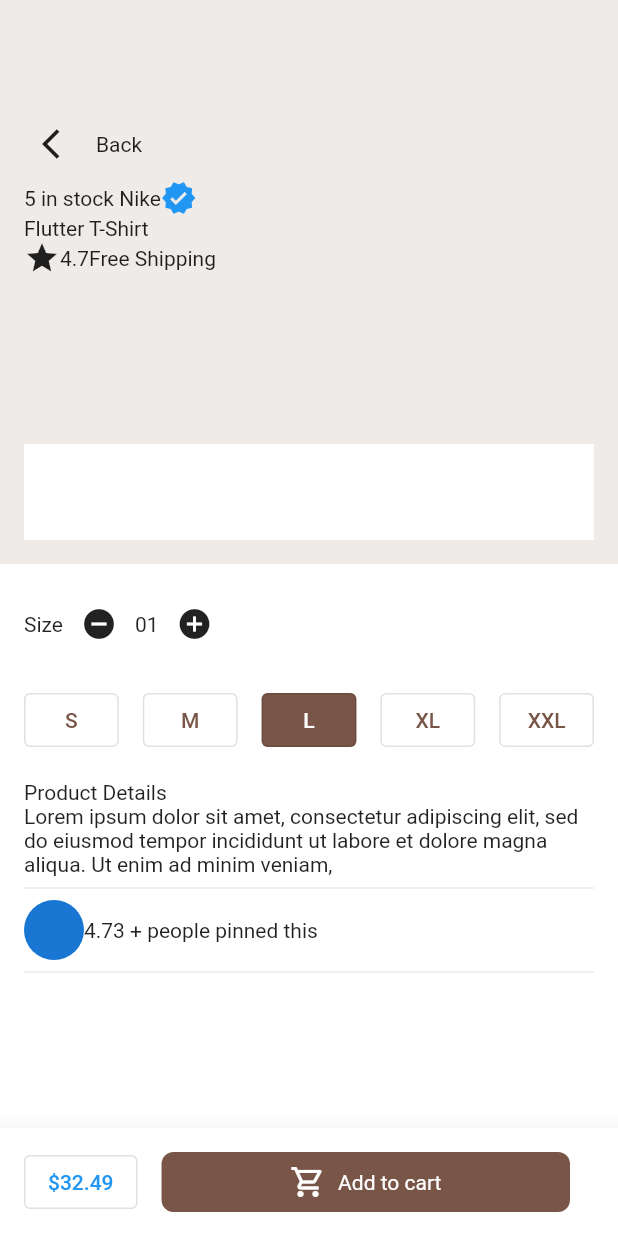
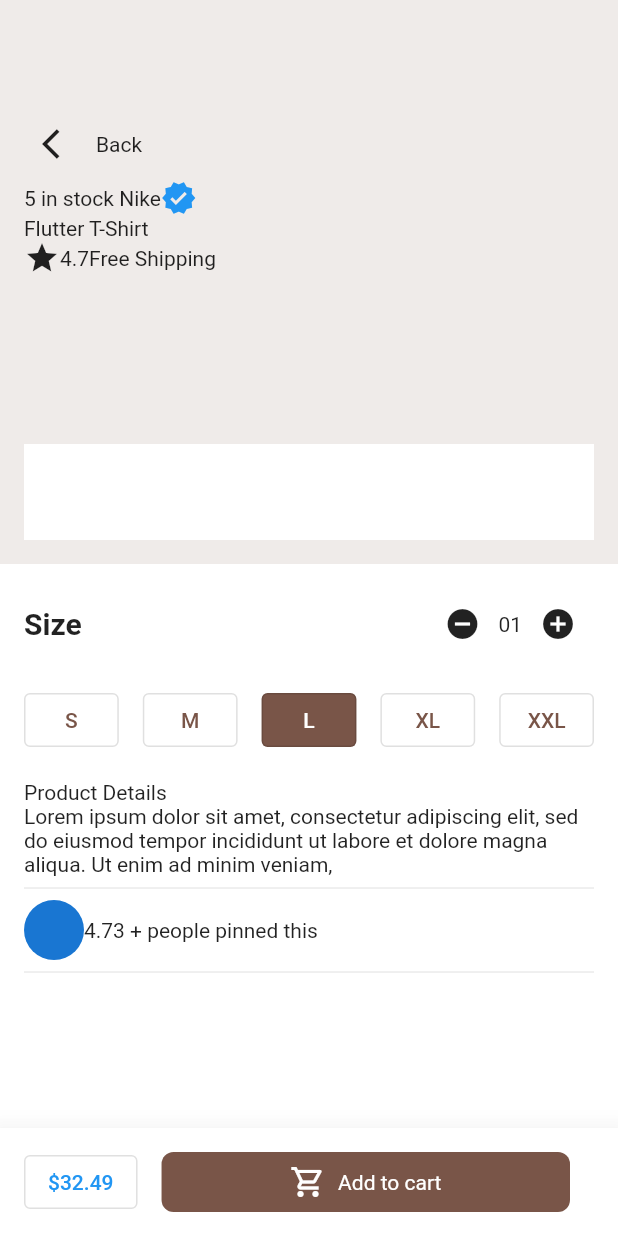
Before and after one commit to JAICHANGPARK/flutter_notebook_chapter_31, a Flutter app: the ECommerceDetailPage screen opened directly, on a phone screen of 412 x 824 dp. Run offline on Flutter 3.47's test engine with Material 2 defaults, Android fonts, the phone set to English and light mode, and no system bars; our stand-ins replace percent_indicator.

Commit message:
Update e_commerce_detail_page.dart

```diff
--- a/lib/ep1581_e_commerce_app_ui/view/e_commerce_detail_page.dart
+++ b/lib/ep1581_e_commerce_app_ui/view/e_commerce_detail_page.dart
@@ -72,7 +72,14 @@ class _ECommerceDetailPageState extends State<ECommerceDetailPage> {
                 children: [
                   Row(
                     children: [
-                      const Text("Size"),
+                      const Text(
+                        "Size",
+                        style: TextStyle(
+                          fontWeight: FontWeight.bold,
+                          fontSize: 20,
+                        ),
+                      ),
+                      const Spacer(),
                       Container(
                         child: Row(
                           children: [
@@ -95,7 +102,7 @@ class _ECommerceDetailPageState extends State<ECommerceDetailPage> {
                     ],
                   ),
                   Padding(
-                    padding: const EdgeInsets.symmetric(vertical:16 ),
+                    padding: const EdgeInsets.symmetric(vertical: 16),
                     child: Row(
                       children: [
                         Expanded(
@@ -107,7 +114,7 @@ class _ECommerceDetailPageState extends State<ECommerceDetailPage> {
                             child: const Text("S"),
                           ),
                         ),
-                        SizedBox(
+                        const SizedBox(
                           width: 16,
                         ),
                         Expanded(
@@ -119,7 +126,7 @@ class _ECommerceDetailPageState extends State<ECommerceDetailPage> {
                             child: const Text("M"),
                           ),
                         ),
-                        SizedBox(
+                        const SizedBox(
                           width: 16,
                         ),
                         Expanded(
@@ -132,7 +139,7 @@ class _ECommerceDetailPageState extends State<ECommerceDetailPage> {
                             child: const Text("L"),
                           ),
                         ),
-                        SizedBox(
+                        const SizedBox(
                           width: 16,
                         ),
                         Expanded(
@@ -144,7 +151,7 @@ class _ECommerceDetailPageState extends State<ECommerceDetailPage> {
                             child: const Text("XL"),
                           ),
                         ),
-                        SizedBox(
+                        const SizedBox(
                           width: 16,
                         ),
                         Expanded(
```
